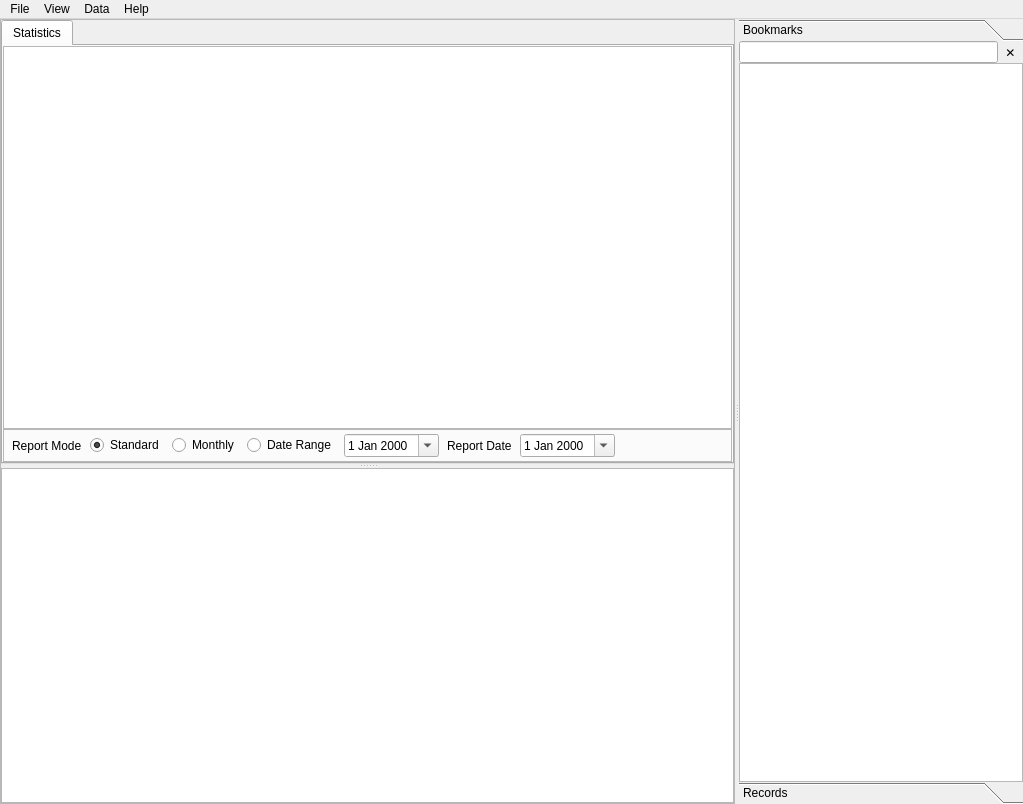
The window that oscar/mainwindow.ui (CrimsonNape-Red/OSCAR-SQL) describes before a commit, drawn with Qt 5.
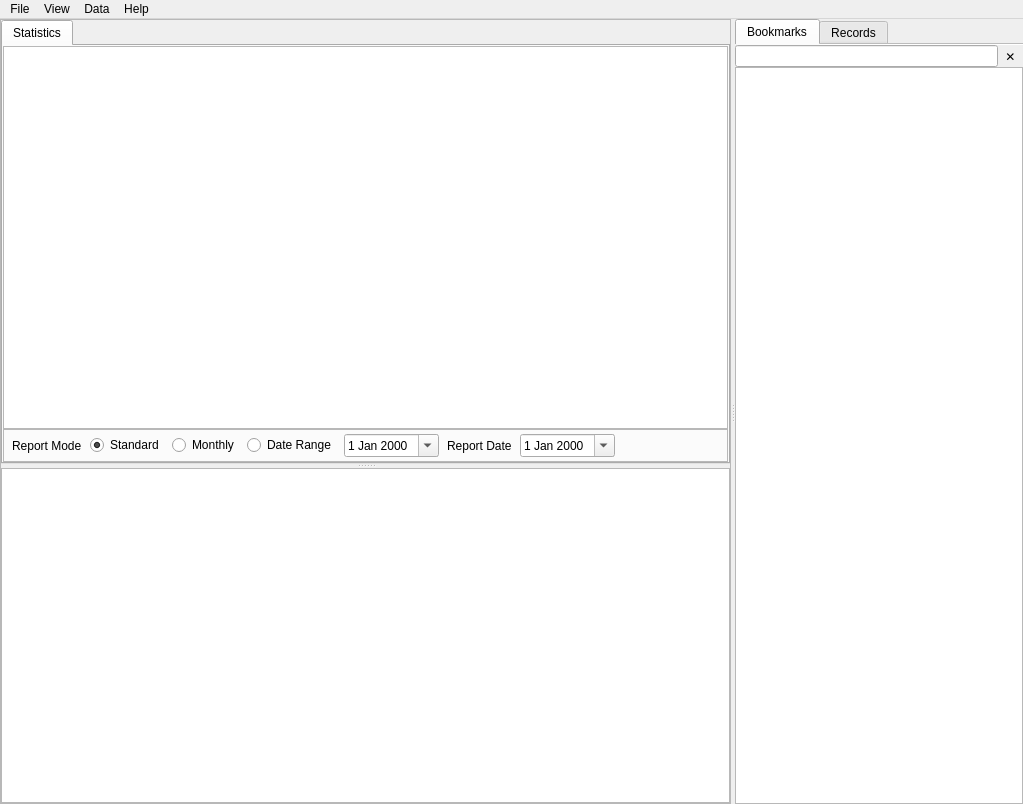
The same window after the commit. Icons and pictures are not drawn. Custom widgets are drawn as their Qt base class.

Commit message:
Right sidebar: Bookmarks and Records as tabs along the top
The sidebar was a tool box, whose header for the closed panel sat at the bottom of the
window. It is now a tab widget with the two tabs side by side at the top, drawn in the
platform style like the main tabs. The tab widget keeps the focus in the sidebar itself, so
the focus workaround for the tool box is removed.

Patch:
```diff
--- a/oscar/mainwindow.ui
+++ b/oscar/mainwindow.ui
@@ -290,30 +290,24 @@
         </property>
        </widget>
       </widget>
-      <widget class="QToolBox" name="toolBox">
+      <widget class="QTabWidget" name="sidebarTabs">
        <property name="currentIndex">
         <number>0</number>
        </property>
-       <property name="tabSpacing">
-        <number>0</number>
+       <property name="elideMode">
+        <enum>Qt::ElideRight</enum>
+       </property>
+       <property name="usesScrollButtons">
+        <bool>false</bool>
+       </property>
+       <property name="documentMode">
+        <bool>true</bool>
        </property>
        <widget class="QWidget" name="bookmarksPage">
-        <property name="geometry">
-         <rect>
-          <x>0</x>
-          <y>0</y>
-          <width>137</width>
-          <height>686</height>
-         </rect>
-        </property>
         <property name="mouseTracking">
          <bool>true</bool>
         </property>
-        <attribute name="icon">
-         <iconset resource="Resources.qrc">
-          <normaloff>:/icons/bookmark.png</normaloff>:/icons/bookmark.png</iconset>
-        </attribute>
-        <attribute name="label">
+        <attribute name="title">
          <string>Bookmarks</string>
         </attribute>
         <layout class="QVBoxLayout" name="verticalLayout_5">
@@ -412,11 +406,7 @@
         <property name="mouseTracking">
          <bool>true</bool>
         </property>
-        <attribute name="icon">
-         <iconset resource="Resources.qrc">
-          <normaloff>:/icons/trophy.png</normaloff>:/icons/trophy.png</iconset>
-        </attribute>
-        <attribute name="label">
+        <attribute name="title">
          <string>Records</string>
         </attribute>
         <layout class="QVBoxLayout" name="verticalLayout_6">
```
Left out of the diff: 8 changed lines with no effect on the pictures. The commit also changes 5 other files.
